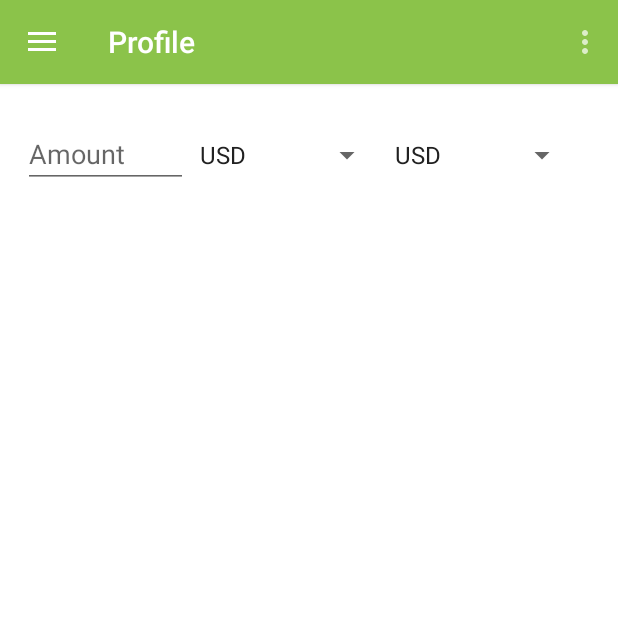
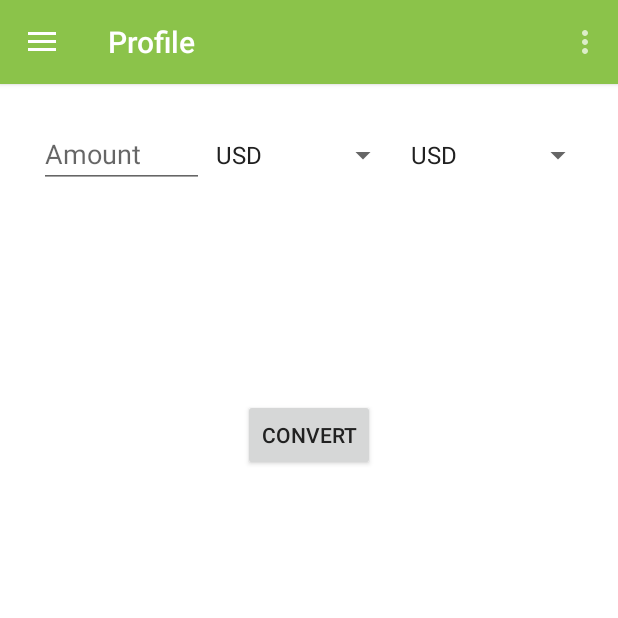
Before and after one commit to 0rangefist/MaterialTest, an Android app: the fragment ConvertCurrencyFragment placed in its activity, on a phone screen of 412 x 824 dp, the top half of it. Run offline under Robolectric (Android 15) with nearby library versions, the phone set to English and light mode, and no system bars; libraries missing offline, so code that uses them is left out: com.rancard.kudi; 4 statements that could not run were skipped.

Commit message:
Convert currency and view details of an account done...

```diff
--- a/app/build.gradle
+++ b/app/build.gradle
@@ -26,4 +26,5 @@ dependencies {
     compile 'com.android.support:appcompat-v7:22.2.1'
     compile 'com.android.support:support-v4:22.2.1'
     compile 'com.android.support:recyclerview-v7:22.2.1'
+    compile files('libs/kudi-domain-1.0-SNAPSHOT-jar-with-dependencies.jar')
 }
--- a/app/src/main/java/com/rancard/fragments/ConvertCurrencyFragment.java
+++ b/app/src/main/java/com/rancard/fragments/ConvertCurrencyFragment.java
@@ -3,16 +3,19 @@ package com.rancard.fragments;
 import android.app.Activity;
 import android.os.Bundle;
 import android.support.v4.app.Fragment;
+import android.util.Log;
 import android.view.LayoutInflater;
 import android.view.View;
 import android.view.ViewGroup;
 import android.widget.AdapterView;
 import android.widget.ArrayAdapter;
+import android.widget.Button;
 import android.widget.EditText;
 import android.widget.Spinner;
 import android.widget.TextView;
 
-import com.rancard.kudi.client.async.Kudi;
+import com.rancard.kudi.client.async.Callback;
+import com.rancard.kudi.domain.Currency;
 import com.rancard.materialtest.R;
 
 /**
@@ -23,9 +26,10 @@ public class ConvertCurrencyFragment extends Fragment implements MainFragment{
     Spinner fromCurrency;
     EditText amount;
     TextView displayConversion;
+    Button convert;
+    Enum to;
+    Enum from;
 
-    static Kudi kudiInstance = Kudi.newInstance("http://10.42.0.1:8080/wallet/api/v1");
-    static Kudi.Session session = kudiInstance.getSession("877");
     String userProfile;
     TextView textView;
     public static Activity mActivity;
@@ -39,6 +43,7 @@ public class ConvertCurrencyFragment extends Fragment implements MainFragment{
         fromCurrency = (Spinner)v.findViewById(R.id.from_currency);
         amount = (EditText)v.findViewById(R.id.amount);
         displayConversion = (TextView)v.findViewById(R.id.convert_currency);
+        convert = (Button)v.findViewById(R.id.convert);
 
         ArrayAdapter<CharSequence> adapter = ArrayAdapter.createFromResource(this.getActivity(),
                 R.array.currency,android.R.layout.simple_dropdown_item_1line);
@@ -48,12 +53,115 @@ public class ConvertCurrencyFragment extends Fragment implements MainFragment{
         toCurrency.setAdapter(adapter);
         fromCurrency.setAdapter(adapter);
 
+        toCurrency.setOnItemSelectedListener(new AdapterView.OnItemSelectedListener() {
+            @Override
+            public void onItemSelected(AdapterView<?> parent, View view, int position, long id) {
+                Log.d("Println",parent.getItemAtPosition(position).toString());
+
+                if (parent.getItemAtPosition(position).toString().equals("USD") ) {
+                    to = Currency.USD;
+                }
+                if (parent.getItemAtPosition(position).toString().equals("EUR")) {
+                    to = Currency.EUR;
+                }
+
+                if (parent.getItemAtPosition(position).toString().equals("GBP")) {
+                    to = Currency.GBP;
+                }
+
+                if (parent.getItemAtPosition(position).toString().equals("NGN")) {
+                    to = Currency.NGN;
+                }
+
+                if (parent.getItemAtPosition(position).toString().equals("GHS")) {
+                    to = Currency.GHS;
+                }
+
+            }
+
+            @Override
+            public void onNothingSelected(AdapterView<?> parent) {
+
+            }
+        });
+
+        fromCurrency.setOnItemSelectedListener(new AdapterView.OnItemSelectedListener() {
+            @Override
+            public void onItemSelected(AdapterView<?> parent, View view, int position, long id) {
+                Log.d("Print",parent.getItemAtPosition(position).toString());
+
+                if (parent.getItemAtPosition(position).toString().equals("USD")) {
+                    from = Currency.USD;
+                }
+                if (parent.getItemAtPosition(position).toString().equals("EUR")) {
+                    from = Currency.EUR;
+                }
+
+                if (parent.getItemAtPosition(position).toString().equals("GBP")) {
+                    from = Currency.GBP;
+                }
+
+                if (parent.getItemAtPosition(position).toString().equals("NGN")) {
+                    from = Currency.NGN;
+                }
+
+                if (parent.getItemAtPosition(position).toString().equals("GHS")) {
+                    from = Currency.GHS;
+                }
+
+            }
+
+            @Override
+            public void onNothingSelected(AdapterView<?> parent) {
+
+            }
+        });
+
+        convert.setOnClickListener(new View.OnClickListener() {
+            @Override
+            public void onClick(View v) {
+                final Double _amount = Double.parseDouble(amount.getText().toString());
+                Log.d("Enum from", from.toString());
+                Log.d("Amount", _amount.toString());
+                Log.d("Enum to",to.toString());
+
+
+                kudiInstance.convertCurrency(_amount, to, from, new Callback<Double>() {
+                    @Override
+                    public void onFailure(String s, int i) {
+                        Log.d("On Failure", s + " " + i);
+                    }
+
+                    @Override
+                    public void onSuccess(final Double aDouble) {
+
+                        mActivity.runOnUiThread(new Runnable() {
+                            @Override
+                            public void run() {
+                                Log.d("On Success", aDouble.toString());
+                                displayConversion.setText(aDouble.toString());
+                            }
+                        });
+
+
+
+                    }
+                });
+            }
+        });
+
+
         return v;
     }
 
     @Override
     public void onCreate(Bundle savedInstanceState) {
         super.onCreate(savedInstanceState);
+
+//        Log.d("amount", amount.getText().toString());
+
+
+
 
 
     }
@@ -62,26 +170,6 @@ public class ConvertCurrencyFragment extends Fragment implements MainFragment{
     public void onActivityCreated( Bundle savedInstanceState) {
         super.onActivityCreated(savedInstanceState);
 
-       String _amount = amount.getText().toString();
-        Enum to;
-        Enum from;
-
-        toCurrency.setOnItemClickListener(new AdapterView.OnItemClickListener() {
-            @Override
-            public void onItemClick(AdapterView<?> parent, View view, int position, long id) {
-
-              if(parent.getPo)
-            }
-        });
-
-
-        fromCurrency.setOnItemClickListener(new AdapterView.OnItemClickListener() {
-            @Override
-            public void onItemClick(AdapterView<?> parent, View view, int position, long id) {
-
-            }
-        });
-
-
+        onCreate(savedInstanceState);
     }
 }
--- a/app/src/main/java/com/rancard/fragments/MainFragment.java
+++ b/app/src/main/java/com/rancard/fragments/MainFragment.java
@@ -10,5 +10,5 @@ import com.rancard.kudi.client.async.Kudi;
 public interface  MainFragment {
     Kudi kudiInstance = Kudi.newInstance("http://10.42.0.1:8080/wallet/api/v1");
     Kudi.Session session = kudiInstance.getSession("877");
-    public Activity mActivity=null;
+    Activity mActivity=null;
 }
--- a/app/src/main/java/com/rancard/fragments/ProfileFragment.java
+++ b/app/src/main/java/com/rancard/fragments/ProfileFragment.java
@@ -67,7 +67,7 @@ public class ProfileFragment extends Fragment implements MainFragment {
                         userProfile = "First Name: " + user.getFirstName() + "\n";
                         userProfile = userProfile + "Last Name: " + user.getLastName() + "\n";
                         userProfile = userProfile + "Email: " + user.getEmail() + "\n";
-                        userProfile = userProfile + "Country" + user.getCountry() + "\n";
+                        userProfile = userProfile + "Country: " + user.getCountry() + "\n";
                         userProfile = userProfile + "Mobile Number: " + user.getMobileNumber();
                         String name = user.getFirstName();
                         textView.setText(userProfile);
--- a/app/src/main/res/layout/fragment_convert_currency.xml
+++ b/app/src/main/res/layout/fragment_convert_currency.xml
@@ -7,6 +7,8 @@
     <LinearLayout
         android:layout_width="wrap_content"
         android:layout_height="150dp"
+        android:layout_centerInParent="true"
+        android:layout_alignParentTop="true"
         android:layout_marginTop="10dp"
         android:orientation="horizontal"
         android:id="@+id/enterdetails">
@@ -41,4 +43,14 @@
         android:layout_centerVertical="true"
         android:layout_centerHorizontal="true" />
 
+    <Button
+        android:layout_width="wrap_content"
+        android:layout_height="wrap_content"
+        android:text="Convert"
+        android:layout_marginTop="10dp"
+        android:id="@+id/convert"
+        android:layout_centerInParent="true"
+        android:layout_below="@+id/convert_currency"
+        />
+
 </RelativeLayout>
--- a/app/src/main/res/layout/fragment_view_account.xml
+++ b/app/src/main/res/layout/fragment_view_account.xml
@@ -9,7 +9,7 @@
         android:layout_height="wrap_content"
         android:textAppearance="?android:attr/textAppearanceMedium"
         android:text="You Are In View Account Fragment"
-        android:id="@+id/textView"
+        android:id="@+id/account"
         android:layout_centerVertical="true"
         android:layout_centerHorizontal="true" />
 
```
Also changed, not shown: app/src/main/java/com/rancard/fragments/ViewAccountFragment.java (+70 -4 lines), 1 other file.
